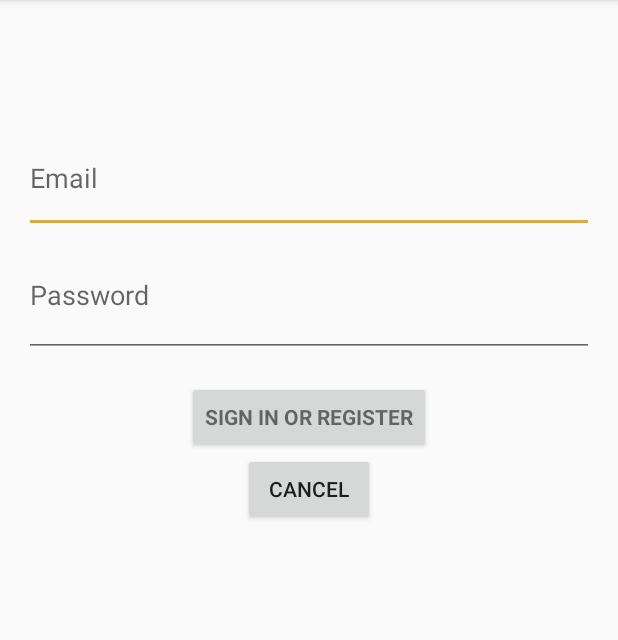
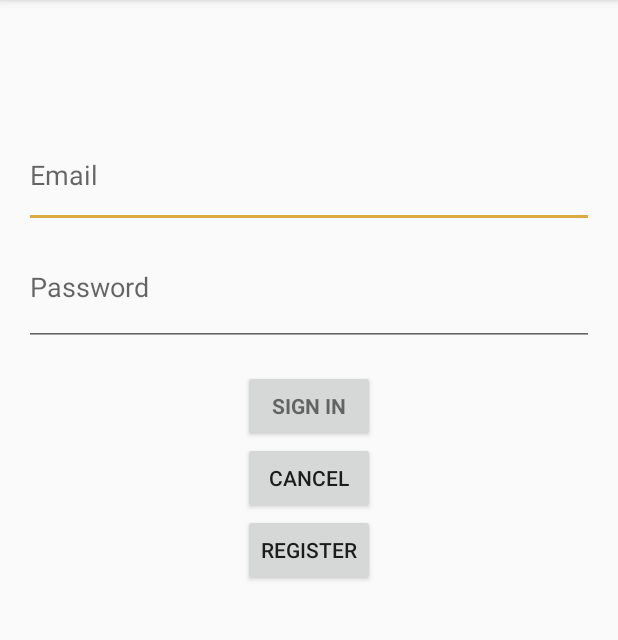
Before and after one commit to kananx/BuzzMovies, an Android app: the screen it shows after launch (LoginActivity), on a phone screen of 412 x 824 dp, the part 84-724 px from its top. Run offline under Robolectric (Android 15) with nearby library versions, the phone set to English and light mode, and no system bars; 2 statements that could not run were skipped.

Commit message:
create registration screen. Cancel button goes to login screen.

```diff
--- a/app/src/main/AndroidManifest.xml
+++ b/app/src/main/AndroidManifest.xml
@@ -25,7 +25,8 @@
         <activity
             android:name=".HomeActivity"
             android:label="@string/title_activity_home"
-            android:theme="@style/AppTheme.NoActionBar"></activity>
+            android:theme="@style/AppTheme.NoActionBar" />
+        <activity android:name=".RegistrationScreen"></activity>
     </application>
 
 </manifest>
--- a/app/src/main/res/layout/activity_login.xml
+++ b/app/src/main/res/layout/activity_login.xml
@@ -88,4 +88,11 @@
         android:id="@+id/cancel_login_button"
         android:layout_gravity="center_horizontal"
         android:clickable="false" />
+
+    <Button
+        android:layout_width="wrap_content"
+        android:layout_height="wrap_content"
+        android:text="@string/action_register"
+        android:id="@+id/register_button"
+        android:layout_gravity="center_horizontal" />
 </LinearLayout>
--- a/app/src/main/res/values/strings.xml
+++ b/app/src/main/res/values/strings.xml
@@ -4,7 +4,9 @@
     <!-- Strings related to login -->
     <string name="prompt_email">Email</string>
     <string name="prompt_password">Password (optional)</string>
-    <string name="action_sign_in">Sign in or register</string>
+    <string name="confirm_password">Confirm Password</string>
+    <string name="action_sign_in">Sign in</string>
+    <string name="action_register">Register</string>
     <string name="action_sign_in_short">Sign in</string>
     <string name="error_invalid_email">This email address is invalid</string>
     <string name="error_invalid_password">This password is too short</string>
@@ -14,6 +16,6 @@
         completions."
     </string>
     <string name="title_activity_home">HomeActivity</string>
-    <string name ="cancel_button_text">Cancel</string>
-    <string name ="logout_button_text">Logout</string>
+    <string name="cancel_button_text">Cancel</string>
+    <string name="logout_button_text">Logout</string>
 </resources>
```
Also changed, not shown: app/src/main/java/at/str/buzzmovies/LoginActivity.java (+19 -2 lines).
